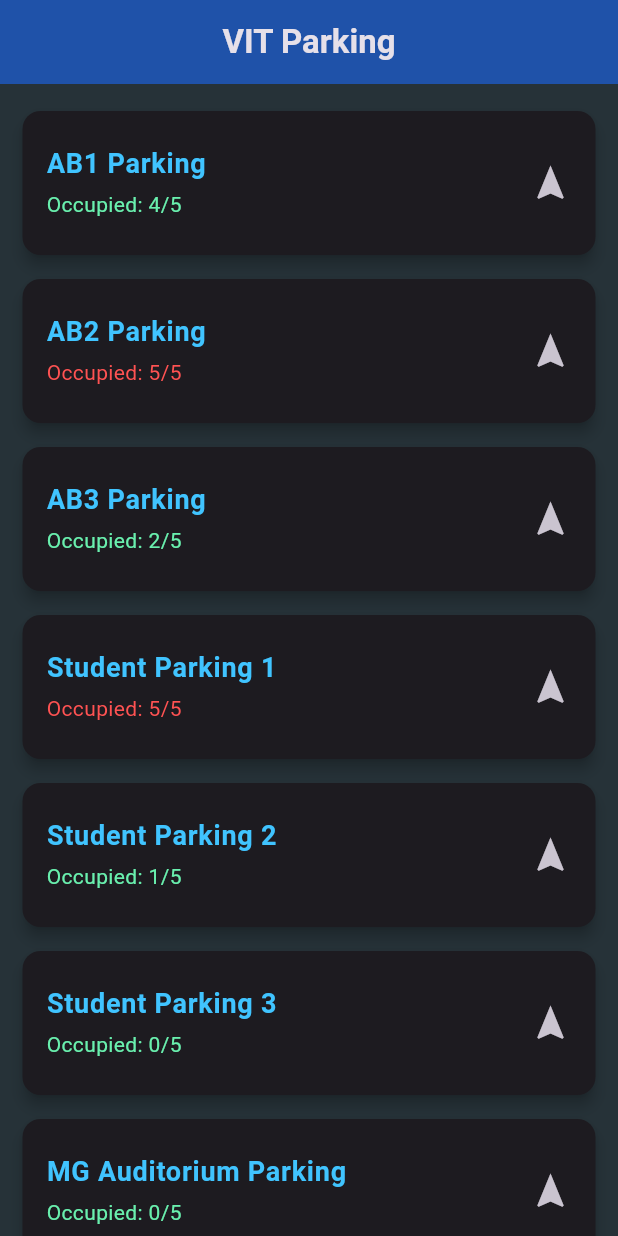
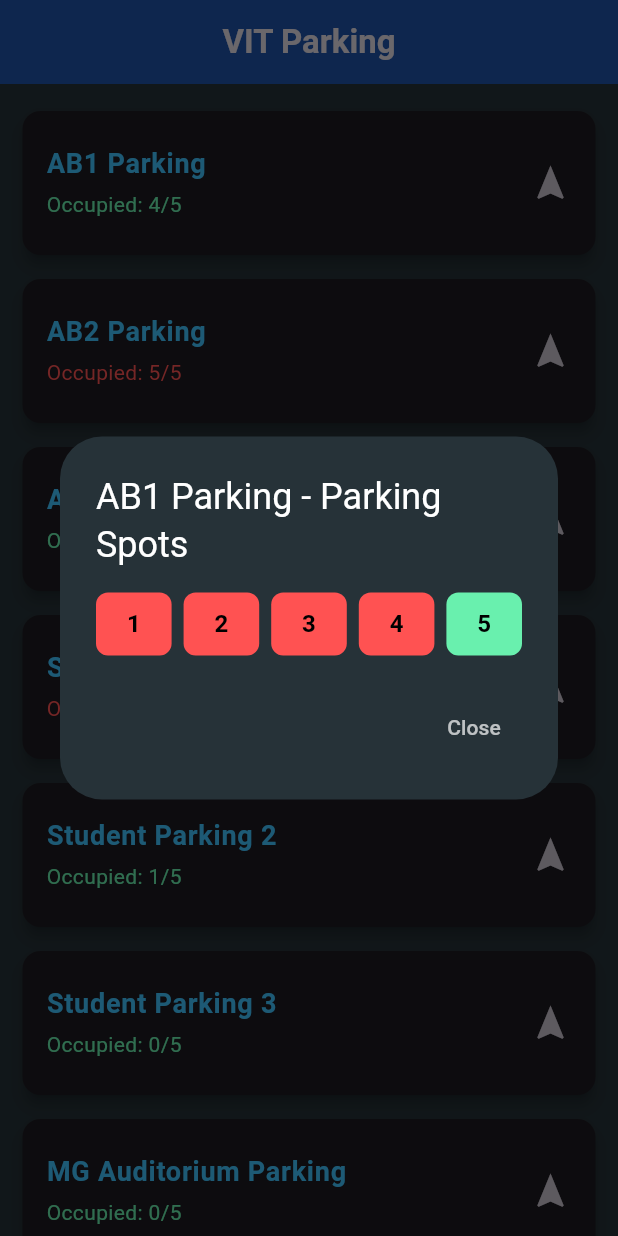
Before and after one commit to not-thanigai/vit_parking, a Flutter app: the screen it shows after launch, after a tap on "AB1 Parking", on a phone screen of 412 x 824 dp. Run offline on Flutter 3.47's test engine with Material 3 defaults, Android fonts, the phone set to English and light mode, and no system bars.

Commit message:
snackbar + reservation grid

```diff
--- a/lib/main.dart
+++ b/lib/main.dart
@@ -5,12 +5,14 @@
 class ParkingLocation {
   final String name;
   final String coordinates; // Format: "latitude,longitude"
-  final String occupancy;   // Format: "occupied/total", e.g., "4/5"
+  int occupied; // Number of occupied spots
+  final int totalSpots; // Total spots available
 
   ParkingLocation({
     required this.name,
     required this.coordinates,
-    required this.occupancy,
+    required this.occupied,
+    required this.totalSpots,
   });
 }
 
@@ -39,89 +41,119 @@
   );
 }
 
-class ParkingApp extends StatelessWidget {
-  // Replace these with your actual location data.
+class ParkingApp extends StatefulWidget {
+  @override
+  _ParkingAppState createState() => _ParkingAppState();
+}
+
+class _ParkingAppState extends State<ParkingApp> {
   final List<ParkingLocation> locations = [
-    ParkingLocation(
-      name: 'AB1 Parking',
-      coordinates: '12.84361,80.15333', // Converted from DMS to decimal degrees.
-      occupancy: '4/5',
-    ),
-    ParkingLocation(
-      name: 'AB2 Parking',
-      coordinates: '12.84389,80.15444',
-      occupancy: '5/5',
-    ),
-    ParkingLocation(
-      name: 'AB3 Parking',
-      coordinates: '12.84278,80.15639',
-      occupancy: '2/5',
-    ),
-    ParkingLocation(
-      name: 'Student Parking 1',
-      coordinates: '12.84139, 80.15306',
-      occupancy: '5/5',
-    ),
-    ParkingLocation(
-      name: 'Student Parking 2',
-      coordinates: '12.84028,80.15500',
-      occupancy: '1/5',
-    ),
-    ParkingLocation(
-      name: 'Student Parking 3',
-      coordinates: '12.84194,80.15194',
-      occupancy: '0/5',
-    ),
-    ParkingLocation(
-      name: 'MG Auditorium Parking',
-      coordinates: '12.84028, 80.15500',
-      occupancy: '0/5',
-    ),
+    ParkingLocation(name: 'AB1 Parking', coordinates: '12.84361,80.15333', occupied: 4, totalSpots: 5),
+    ParkingLocation(name: 'AB2 Parking', coordinates: '12.84389,80.15444', occupied: 5, totalSpots: 5),
+    ParkingLocation(name: 'AB3 Parking', coordinates: '12.84278,80.15639', occupied: 2, totalSpots: 5),
+    ParkingLocation(name: 'Student Parking 1', coordinates: '12.84139,80.15306', occupied: 5, totalSpots: 5),
+    ParkingLocation(name: 'Student Parking 2', coordinates: '12.84028,80.15500', occupied: 1, totalSpots: 5),
+    ParkingLocation(name: 'Student Parking 3', coordinates: '12.84194,80.15194', occupied: 0, totalSpots: 5),
+    ParkingLocation(name: 'MG Auditorium Parking', coordinates: '12.84028,80.15500', occupied: 0, totalSpots: 5),
   ];
 
-  /// Attempts to launch Google Maps using the native scheme first, then falls back to a universal URL.
+  /// Launches Google Maps for navigation.
   Future<void> _launchGoogleMaps(String coordinates) async {
-    // Try the native navigation URI (Android).
-    final Uri nativeUri = Uri.parse('google.navigation:q=$coordinates');
-    if (await canLaunchUrl(nativeUri)) {
-      await launchUrl(nativeUri, mode: LaunchMode.externalApplication);
-      return;
+    final Uri uri = Uri.parse('google.navigation:q=$coordinates');
+    if (await canLaunchUrl(uri)) {
+      await launchUrl(uri, mode: LaunchMode.externalApplication);
+    } else {
+      final Uri fallbackUri = Uri.parse('https://www.google.com/maps/dir/?api=1&destination=$coordinates&travelmode=driving');
+      if (await canLaunchUrl(fallbackUri)) {
+        await launchUrl(fallbackUri, mode: LaunchMode.externalApplication);
+      } else {
+        throw 'Could not launch Google Maps';
+      }
     }
-
-    // Fallback to the universal Google Maps URL.
-    final Uri universalUri = Uri.parse(
-      'https://www.google.com/maps/dir/?api=1&destination=$coordinates&travelmode=driving',
-    );
-    if (await canLaunchUrl(universalUri)) {
-      await launchUrl(universalUri, mode: LaunchMode.externalApplication);
-      return;
-    }
-
-    throw 'Could not launch Google Maps for coordinates: $coordinates';
   }
 
-  /// Determines the color based on occupancy.
-  /// Returns redAccent if fully occupied, otherwise greenAccent.
-  Color getOccupancyColor(String occupancy) {
-    try {
-      final parts = occupancy.split('/');
-      final int occupied = int.parse(parts[0]);
-      final int total = int.parse(parts[1]);
-      return occupied == total ? Colors.redAccent : Colors.greenAccent;
-    } catch (e) {
-      // Fallback color in case of parsing error.
-      return Colors.white;
-    }
+  /// Displays a grid dialog for spot availability.
+  void _showAvailabilityDialog(BuildContext context, ParkingLocation location) {
+    showDialog(
+      context: context,
+      builder: (context) {
+        return AlertDialog(
+          backgroundColor: Colors.blueGrey[900],
+          title: Text('${location.name} - Parking Spots', style: TextStyle(color: Colors.white)),
+          content: Container(
+            width: double.maxFinite,
+            child: GridView.builder(
+              shrinkWrap: true,
+              gridDelegate: const SliverGridDelegateWithFixedCrossAxisCount(
+                crossAxisCount: 5,
+                crossAxisSpacing: 8,
+                mainAxisSpacing: 8,
+                childAspectRatio: 1.2,
+              ),
+              itemCount: location.totalSpots,
+              itemBuilder: (context, index) {
+                bool isOccupied = index < location.occupied;
+                return GestureDetector(
+                  onTap: isOccupied
+                      ? null
+                      : () {
+                          setState(() {
+                            location.occupied++;
+                          });
+                          Navigator.pop(context);
+                          _showSnackbar(context, location);
+                        },
+                  child: Container(
+                    decoration: BoxDecoration(
+                      color: isOccupied ? Colors.redAccent : Colors.greenAccent,
+                      borderRadius: BorderRadius.circular(8),
+                    ),
+                    child: Center(
+                      child: Text(
+                        (index + 1).toString(),
+                        style: TextStyle(
+                          color: Colors.black,
+                          fontWeight: FontWeight.bold,
+                          fontSize: 16,
+                        ),
+                      ),
+                    ),
+                  ),
+                );
+              },
+            ),
+          ),
+          actions: [
+            TextButton(
+              onPressed: () => Navigator.pop(context),
+              child: Text("Close", style: TextStyle(color: Colors.white70)),
+            ),
+          ],
+        );
+      },
+    );
+  }
+
+  /// Shows a snackbar for navigation confirmation.
+  void _showSnackbar(BuildContext context, ParkingLocation location) {
+    ScaffoldMessenger.of(context).showSnackBar(
+      SnackBar(
+        content: Text("Reserved a spot in ${location.name}. Navigate to parking?"),
+        action: SnackBarAction(
+          label: "Yes",
+          onPressed: () => _launchGoogleMaps(location.coordinates),
+        ),
+      ),
+    );
   }
 
   @override
   Widget build(BuildContext context) {
-    // Custom color for building names.
     const buildingNameColor = Colors.lightBlueAccent;
 
     return Scaffold(
       appBar: AppBar(
-        title: Text(
+        title: const Text(
           'VIT Parking',
           style: TextStyle(fontWeight: FontWeight.bold),
         ),
@@ -131,6 +163,8 @@
         itemCount: locations.length,
         itemBuilder: (context, index) {
           final location = locations[index];
+          bool isFull = location.occupied == location.totalSpots;
+
           return Card(
             elevation: 4,
             shape: RoundedRectangleBorder(
@@ -144,21 +178,27 @@
                 style: const TextStyle(
                   fontSize: 18,
                   fontWeight: FontWeight.w600,
-                  color: buildingNameColor, // Custom color for building names.
+                  color: buildingNameColor,
                 ),
               ),
               subtitle: Padding(
                 padding: const EdgeInsets.only(top: 4),
                 child: Text(
-                  'Occupied: ${location.occupancy}',
+                  'Occupied: ${location.occupied}/${location.totalSpots}',
                   style: TextStyle(
                     fontSize: 14,
-                    color: getOccupancyColor(location.occupancy),
+                    color: isFull ? Colors.redAccent : Colors.greenAccent,
                   ),
                 ),
               ),
               trailing: Icon(Icons.navigation, size: 28),
-              onTap: () => _launchGoogleMaps(location.coordinates),
+              onTap: () {
+                if (isFull) {
+                  _launchGoogleMaps(location.coordinates);
+                } else {
+                  _showAvailabilityDialog(context, location);
+                }
+              },
             ),
           );
         },
```
